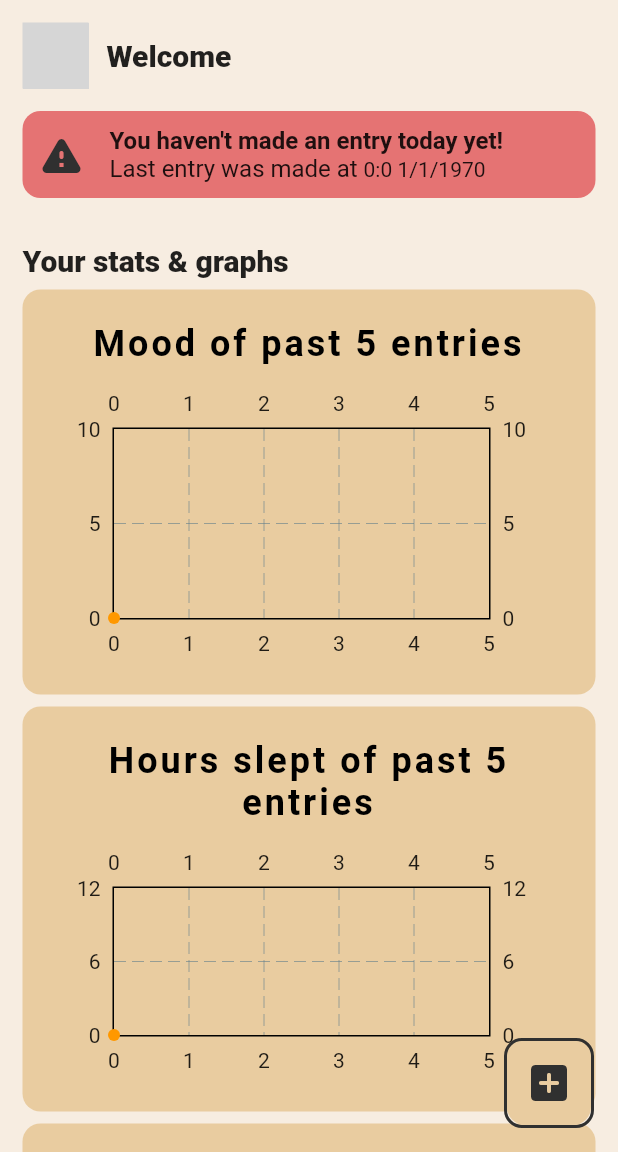
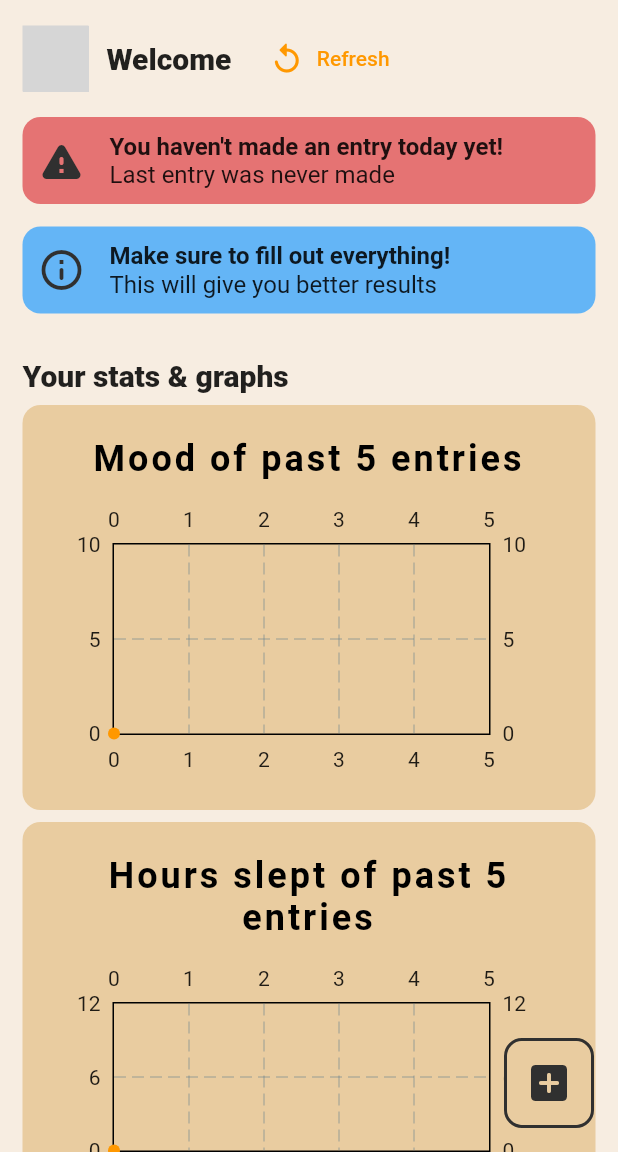
Before and after one commit to exoad/BloomApp, a Flutter app: the MainApp screen opened directly, on a phone screen of 412 x 824 dp, the part 84-1236 px from its top. Run offline on Flutter 3.47's test engine with Material 2 defaults, Android fonts, the phone set to English and light mode, and no system bars; drawn by our look-alikes of fl_chart; our stand-ins replace shared_preferences, yaml; missing offline and left inert: random_avatar; accounts and stored records are empty; grey boxes are pictures that could not be loaded.

Commit message:
`affix` home page ++--

```diff
--- a/lib/bits/helper.dart
+++ b/lib/bits/helper.dart
@@ -165,7 +165,7 @@ Widget makeCustomInputDetails(
 }
 
 String fmtDateTime(DateTime time) =>
-    "${time.hour}:${time.minute} ${time.month}/${time.day}/${time.year}";
+    "${time.hour}:${time.minute == 0 ? "00" : time.minute} ${time.month}/${time.day}/${time.year}";
 
 Widget makeListTile_SideDrawer(
     {required IconData icon,
--- a/lib/bits/telemetry.dart
+++ b/lib/bits/telemetry.dart
@@ -138,6 +138,7 @@ void invalidateAllEntries() {
     prefs.remove("userEntry_EphemeralData$i");
   }
   setLastEntryIndex(0);
+  setLastEntryTime(DateTime.fromMillisecondsSinceEpoch(0));
 }
 
 EphemeralTelemetry getEntry(double index) {
--- a/lib/parts/home.dart
+++ b/lib/parts/home.dart
@@ -1,5 +1,4 @@
-import 'package:blosso_mindfulness/bits/helper.dart';
-import 'package:blosso_mindfulness/bits/telemetry.dart';
+import 'package:blosso_mindfulness/bits/bits.dart';
 import 'package:blosso_mindfulness/parts/parts.dart';
 import 'package:fl_chart/fl_chart.dart';
 import 'package:flutter/material.dart';
@@ -151,6 +150,16 @@ class _HomePageState extends State<HomePage> {
                             TextStyle(fontWeight: FontWeight.w800)),
                     TextSpan(text: getUserName())
                   ], style: const TextStyle(fontSize: 20))),
+                  const SizedBox(width: 12),
+                  TextButton.icon(
+                      style: const ButtonStyle(
+                          foregroundColor: MaterialStatePropertyAll(
+                              Colors.orange)),
+                      onPressed: () {
+                        setState(() {});
+                      },
+                      icon: const Icon(Icons.replay_rounded),
+                      label: const Text("Refresh")),
                 ],
               ),
               const SizedBox(height: 15),
@@ -170,13 +179,17 @@ class _HomePageState extends State<HomePage> {
                                 fontSize: 16,
                                 fontWeight: FontWeight.w600),
                           ),
-                          const TextSpan(
-                              text: "Last entry was made at ",
-                              style: TextStyle(fontSize: 16)),
-                          TextSpan(
-                              text: fmtDateTime(
-                                  DateTime.fromMillisecondsSinceEpoch(
-                                      getLastEntryTime())))
+                          if (DateTime.fromMillisecondsSinceEpoch(
+                                  getLastEntryTime()) !=
+                              DateTime.fromMillisecondsSinceEpoch(0))
+                            TextSpan(
+                                text:
+                                    "Last entry was made on ${fmtDateTime(DateTime.fromMillisecondsSinceEpoch(getLastEntryTime()))}",
+                                style: const TextStyle(fontSize: 16))
+                          else
+                            const TextSpan(
+                                text: "Last entry was never made",
+                                style: TextStyle(fontSize: 16))
                         ]))
                       ],
                     ))
@@ -201,9 +214,36 @@ class _HomePageState extends State<HomePage> {
                             TextSpan(
                                 text: fmtDateTime(DateTime
                                     .fromMillisecondsSinceEpoch(
-                                        getLastEntryTime())))
+                                        getLastEntryTime()))),
+                            const TextSpan(
+                                text: "\n\nCheck back tomorrow!")
                           ]))
                         ])),
+              const SizedBox(height: 15),
+              makeBorderComponent(
+                  color: Colors.blue.shade300,
+                  child: const Row(
+                      crossAxisAlignment: CrossAxisAlignment.center,
+                      children: [
+                        Icon(Icons.info_outline_rounded, size: 32),
+                        SizedBox(width: 16),
+                        Text.rich(
+                          TextSpan(children: [
+                            TextSpan(
+                              text:
+                                  "Make sure to fill out everything!\n",
+                              style: TextStyle(
+                                  fontSize: 16,
+                                  fontWeight: FontWeight.w600),
+                            ),
+                            TextSpan(
+                                text:
+                                    "This will give you better results",
+                                style: TextStyle(fontSize: 16)),
+                          ]),
+                          softWrap: true,
+                        )
+                      ])),
               const SizedBox(height: 30),
               const Text("Your stats & graphs",
                   style: TextStyle(
@@ -239,7 +279,6 @@ class _HomePageState extends State<HomePage> {
                 }),
               ),
               const SizedBox(height: 8),
-              // create simpleline chart of hours slept:
               makeBorderComponent(
                 child: Builder(builder: (ctxt) {
                   List<int> hoursSlept = [];
```
